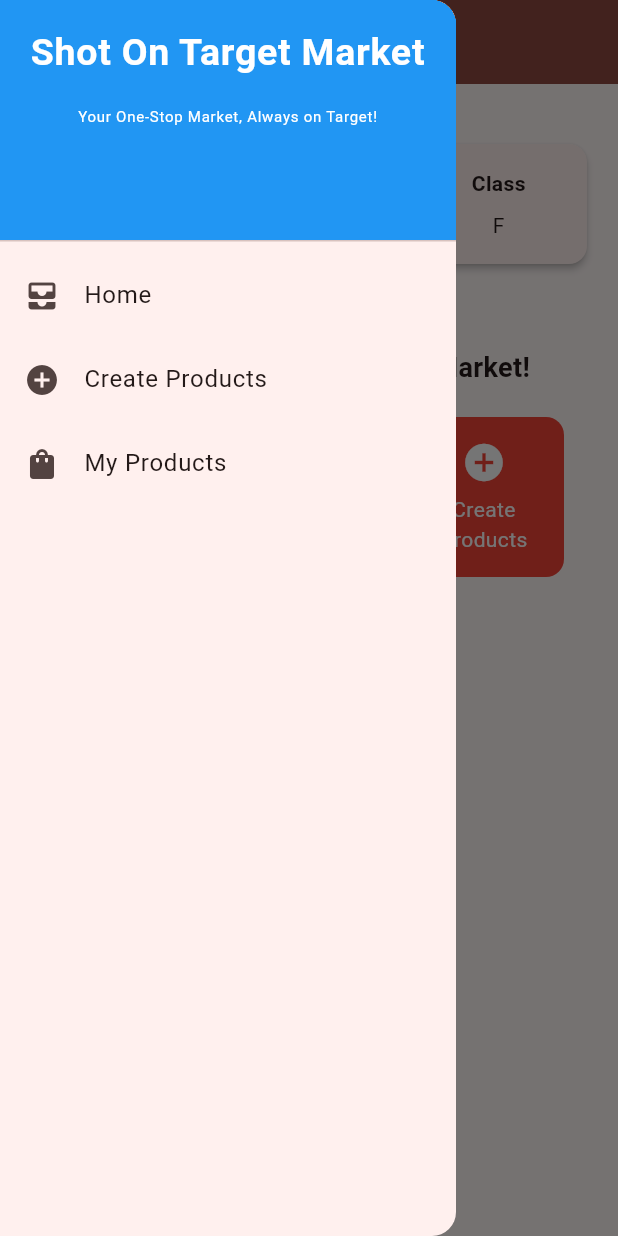
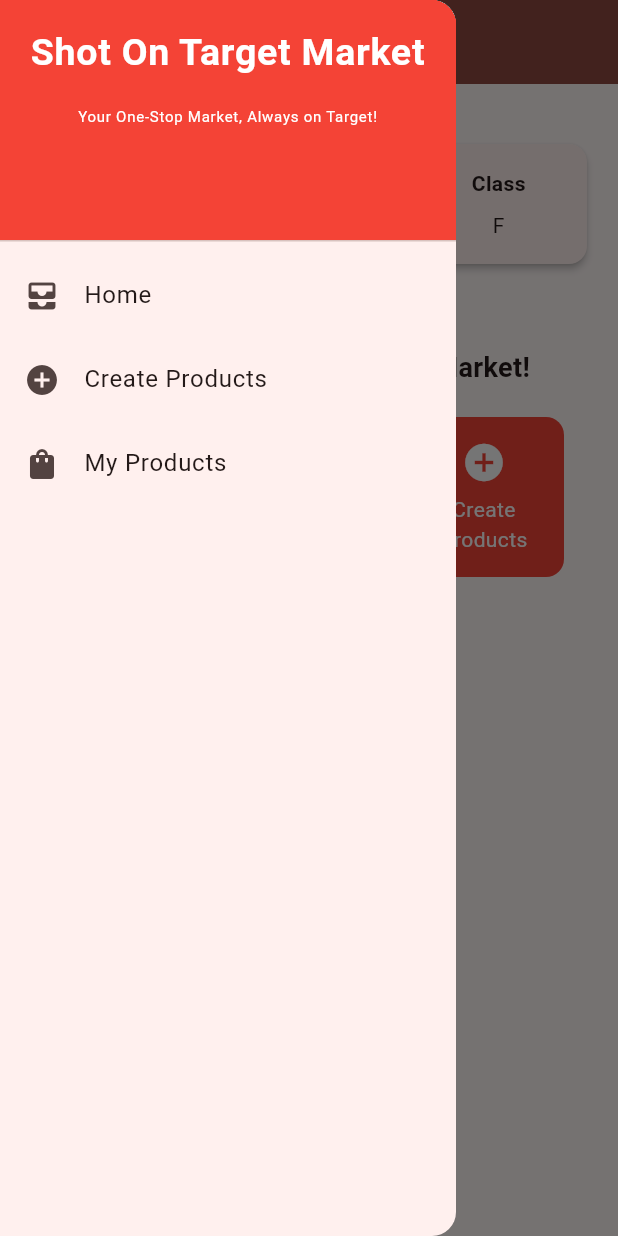
Before and after one commit to Kyloo0/ShootOnTarget-Market-Mobile, a Flutter app: the MyHomePage screen opened directly, with the side drawer open, on a phone screen of 412 x 824 dp. Run offline on Flutter 3.47's test engine with Material 3 defaults, Android fonts, the light colour scheme and no system bars; missing offline and left inert: pbp_django_auth.

Commit message:
Update color

```diff
--- a/lib/widgets/left_drawer.dart
+++ b/lib/widgets/left_drawer.dart
@@ -13,7 +13,7 @@ class LeftDrawer extends StatelessWidget {
         children: [
           const DrawerHeader(
             decoration: BoxDecoration(
-              color: Colors.blue,
+              color: Colors.red,
             ),
             child: Column(
               children: [
```
